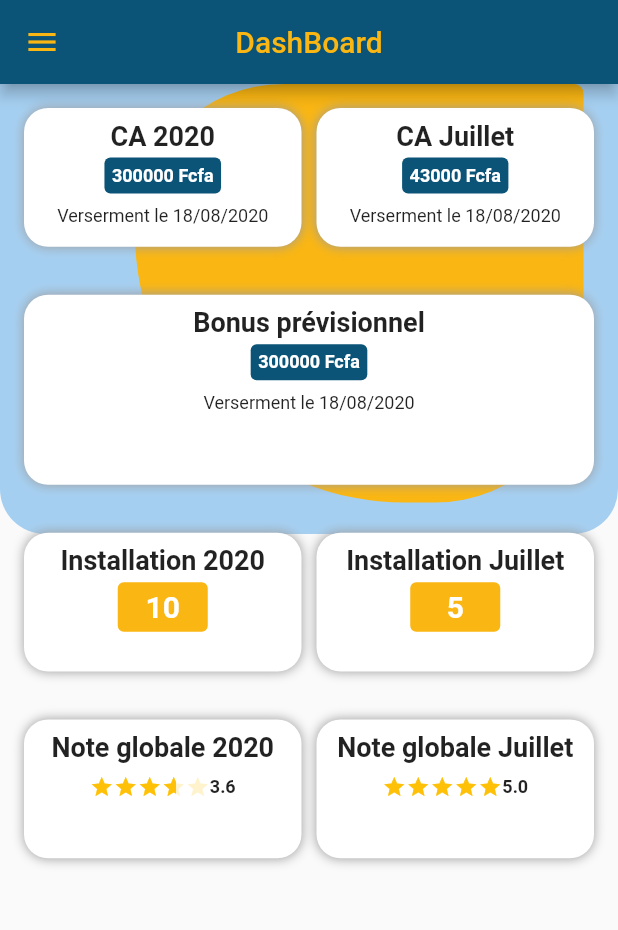
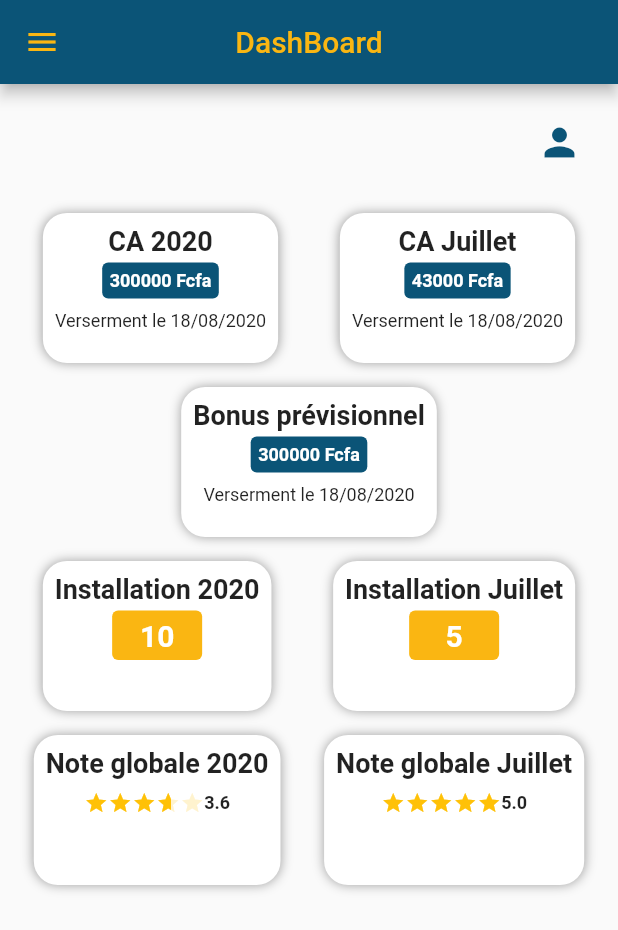
Before and after one commit to tiga-tiga/jokosunApp, a Flutter app: the DashBoard screen opened by its route, on a phone screen of 412 x 824 dp. Shown: the top 930 px of the screen. Run offline on Flutter 3.47's test engine with Material 2 defaults, Android fonts, the phone set to English and light mode, and no system bars; drawn by our look-alikes of flutter_rating_bar; our stand-ins replace flutter_custom_clippers, flutter_spinkit, shared_preferences; missing offline and left inert: dart:ffi; accounts and stored records are empty.

Commit message:
new screens

```diff
--- a/lib/main.dart
+++ b/lib/main.dart
@@ -5,6 +5,7 @@ import 'package:jokosun/screens/dash_board.dart';
 import 'package:jokosun/screens/human_ressources.dart';
 import 'package:jokosun/screens/main_screen.dart';
 import 'package:jokosun/screens/pending_installs.dart';
+import 'file:///C:/Users/PAYDUNYA/flutterProjects/WB/jokosun_flutter/lib/screens/profile/profile.dart';
 import 'package:jokosun/screens/search_install.dart';
 
 void main() => runApp(MyApp());
@@ -26,6 +27,7 @@ class MyApp extends StatelessWidget {
         HumanResources.routeName: (ctx) => HumanResources(),
         PendingInstalls.routeName: (ctx) => PendingInstalls(),
         SearchInstall.routeName: (ctx) => SearchInstall(),
+        Profile.routeName: (ctx) => Profile(),
       },
     );
   }
--- a/lib/screens/dash_board.dart
+++ b/lib/screens/dash_board.dart
@@ -3,6 +3,10 @@ import 'package:flutter_rating_bar/flutter_rating_bar.dart';
 import 'package:jokosun/constants/app_colors.dart';
 import 'package:jokosun/constants/app_style.dart';
 import 'package:jokosun/widgets/app_drawer.dart';
+
+import 'file:///C:/Users/PAYDUNYA/flutterProjects/WB/jokosun_flutter/lib/screens/profile/profile.dart';
+
+import '../constants/app_colors.dart';
 
 class DashBoard extends StatelessWidget {
   static const routeName = '/dashboard';
@@ -13,88 +17,57 @@ class DashBoard extends StatelessWidget {
         appBar: mainAppBar('DashBoard'),
         drawer: Appdrawer(),
         body: SafeArea(
-          child: Stack(
+          child: SingleChildScrollView(
+            child: Padding(
+              padding: const EdgeInsets.all(8.0),
+              child: Column(
+
                 children: <Widget>[
-              Container(
-                height: 300,
-
-                decoration: BoxDecoration(
-                  borderRadius: BorderRadius.only(
-                      bottomLeft: Radius.circular(30),
-                      bottomRight: Radius.circular(30)),
-                  color: AppColors.PRIMARY_COLOR_LIGHT,
+                  Row(
+                    mainAxisAlignment: MainAxisAlignment.end,
+                    children: <Widget>[
+                      GestureDetector(
+                          onTap: () {
+                            Navigator.of(context).pushNamed(Profile.routeName);
+                          },
+                          child: Padding(
+                              padding: EdgeInsets.all(16.0),
+                              child: Icon(
+                                Icons.person,
+                                size: 30.0,
+                                color: AppColors.PRIMARY_COLOR,
+                              ))),
+                    ],
                   ),
-                width: double.infinity,
-              ),
-              Container(
-                margin: EdgeInsets.only(left: 90, bottom: 20),
-                width: 299,
-                height: 279,
-                decoration: BoxDecoration(
-                    color: AppColors.ACCENT_COLOR,
-                    borderRadius: BorderRadius.only(
-                        topLeft: Radius.circular(160),
-                        bottomLeft: Radius.circular(290),
-                        bottomRight: Radius.circular(160),
-                        topRight: Radius.circular(10))),
-              ),
-              CustomScrollView(
-                slivers: <Widget>[
-
-                  SliverPadding(
-                    padding: const EdgeInsets.all(16.0),
-                    sliver: SliverGrid.count(
-                      childAspectRatio: 2,
-                      crossAxisCount: 2,
-                      mainAxisSpacing: 10,
-                      crossAxisSpacing: 10,
+                  SizedBox(height: 16,),
+                  Row(
+                    mainAxisAlignment: MainAxisAlignment.spaceAround,
                     children: <Widget>[
                       caCards('CA 2020', '300000'),
                       caCards('CA Juillet', '43000'),
                     ],
                   ),
-                  ),
-                  SliverPadding(
-                    padding: const EdgeInsets.all(16.0),
-                    sliver: SliverGrid.count(
-                      childAspectRatio: 3,
-                      crossAxisCount: 1,
-                      mainAxisSpacing: 10,
-                      crossAxisSpacing: 10,
-                      children: <Widget>[
+                  SizedBox(height: 16,),
                   caCards('Bonus prévisionnel', '300000'),
-                      ],
-                    ),
-                  ),
-                  SliverPadding(
-                    padding: const EdgeInsets.all(16.0),
-                    sliver: SliverGrid.count(
-                      childAspectRatio: 2,
-                      crossAxisCount: 2,
-                      mainAxisSpacing: 10,
-                      crossAxisSpacing: 10,
+                  SizedBox(height: 16,),
+                  Row(
+                    mainAxisAlignment: MainAxisAlignment.spaceAround,
                     children: <Widget>[
                       installationCards('Installation 2020', '10'),
                       installationCards('Installation Juillet', '5'),
                     ],
                   ),
-                  ),
-                  SliverPadding(
-                    padding: const EdgeInsets.all(16.0),
-                    sliver: SliverGrid.count(
-                      childAspectRatio: 2,
-                      crossAxisCount: 2,
-                      mainAxisSpacing: 10,
-                      crossAxisSpacing: 10,
+                  SizedBox(height: 16,),
+                  Row(
+                    mainAxisAlignment: MainAxisAlignment.spaceAround,
                     children: <Widget>[
                       rateCards('Note globale 2020', 3.6),
                       rateCards('Note globale Juillet', 5.0),
                     ],
                   ),
-                  ),
                 ],
               ),
-            ],
+            ),
           ),
         ));
   }
@@ -103,7 +76,6 @@ class DashBoard extends StatelessWidget {
 Widget caCards(title, price) {
   return Container(
     height: 100,
-    width: 200,
     decoration: BoxDecoration(
       borderRadius: BorderRadius.circular(16),
       boxShadow: [
@@ -115,7 +87,7 @@ Widget caCards(title, price) {
       color: Colors.white,
     ),
     child: Padding(
-      padding:EdgeInsets.all(8.0),
+      padding: EdgeInsets.all(8.0),
       child: Column(
         mainAxisAlignment: MainAxisAlignment.start,
         children: <Widget>[
@@ -128,24 +100,24 @@ Widget caCards(title, price) {
                 borderRadius: BorderRadius.all(Radius.circular(4.0)),
                 color: AppColors.PRIMARY_COLOR,
               ),
-
               child: Text(price + ' Fcfa',
                   style: TextStyle(
                       color: Colors.white,
                       fontWeight: FontWeight.bold,
                       fontSize: 12))),
-          SizedBox(height: 8,),
-          Text('Verserment le 18/08/2020',
-              style: TextStyle(fontSize: 12)),
+          SizedBox(
+            height: 8,
+          ),
+          Text('Verserment le 18/08/2020', style: TextStyle(fontSize: 12)),
         ],
       ),
     ),
   );
 }
+
 Widget installationCards(title, number) {
   return Container(
     height: 100,
-    width: 200,
     decoration: BoxDecoration(
       borderRadius: BorderRadius.circular(16),
       boxShadow: [
@@ -157,7 +129,7 @@ Widget installationCards(title, number) {
       color: Colors.white,
     ),
     child: Padding(
-      padding:EdgeInsets.all(8.0),
+      padding: EdgeInsets.all(8.0),
       child: Column(
         mainAxisAlignment: MainAxisAlignment.start,
         children: <Widget>[
@@ -171,7 +143,6 @@ Widget installationCards(title, number) {
                 borderRadius: BorderRadius.all(Radius.circular(4.0)),
                 color: AppColors.ACCENT_COLOR,
               ),
-
               child: Center(
                 child: Text(number,
                     style: TextStyle(
@@ -184,10 +155,10 @@ Widget installationCards(title, number) {
     ),
   );
 }
+
 Widget rateCards(title, rate) {
   return Container(
     height: 100,
-    width: 200,
     decoration: BoxDecoration(
       borderRadius: BorderRadius.circular(16),
       boxShadow: [
@@ -199,13 +170,15 @@ Widget rateCards(title, rate) {
       color: Colors.white,
     ),
     child: Padding(
-      padding:EdgeInsets.all(8.0),
+      padding: EdgeInsets.all(8.0),
       child: Column(
         mainAxisAlignment: MainAxisAlignment.start,
         children: <Widget>[
           Text(title,
               style: TextStyle(fontWeight: FontWeight.bold, fontSize: 18)),
-          SizedBox(height: 8,),
+          SizedBox(
+            height: 8,
+          ),
           Row(
             mainAxisAlignment: MainAxisAlignment.center,
             children: <Widget>[
@@ -224,7 +197,6 @@ Widget rateCards(title, rate) {
                   style: TextStyle(fontWeight: FontWeight.bold, fontSize: 12)),
             ],
           ),
-
         ],
       ),
     ),
--- a/pubspec.yaml
+++ b/pubspec.yaml
@@ -50,8 +50,8 @@ flutter:
   uses-material-design: true
 
   # To add assets to your application, add an assets section, like this:
-  # assets:
-  #  - images/a_dot_burr.jpeg
+  assets:
+    - assets/img/wbtech.png
   #  - images/a_dot_ham.jpeg
 
   # An image asset can refer to one or more resolution-specific "variants", see
```
Also changed, not shown: lib/screens/profile/profile.dart (added, +263 -0 lines), assets/img/bacground.png (added), assets/img/wbtech.png (added), pubspec.lock. Lines whose indentation alone changed are shown as unchanged.
